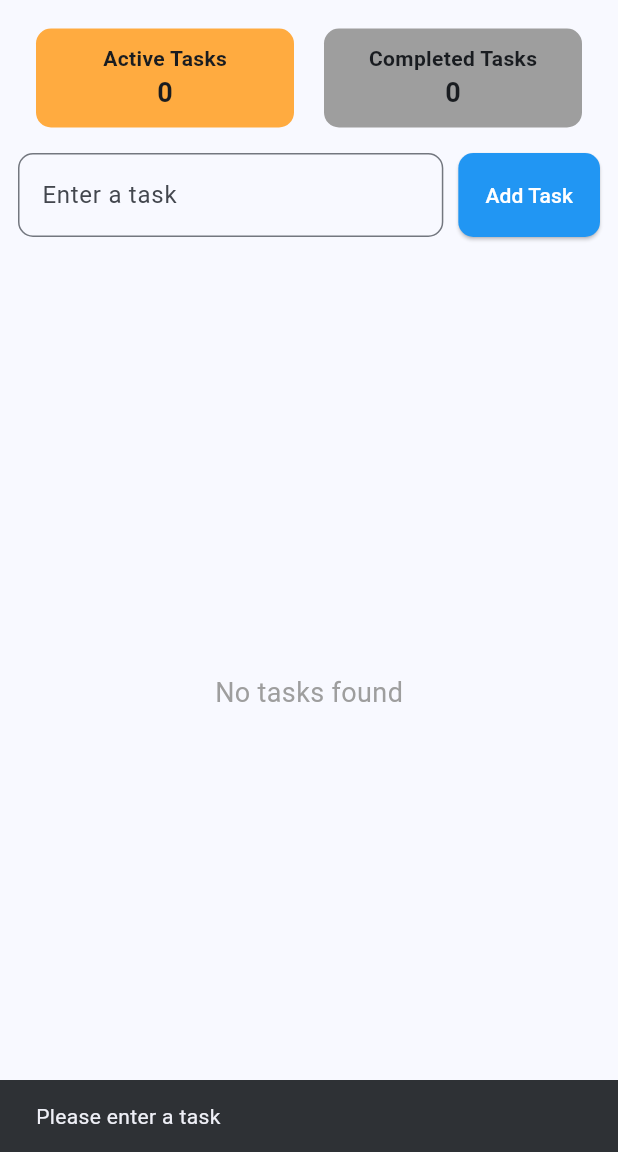
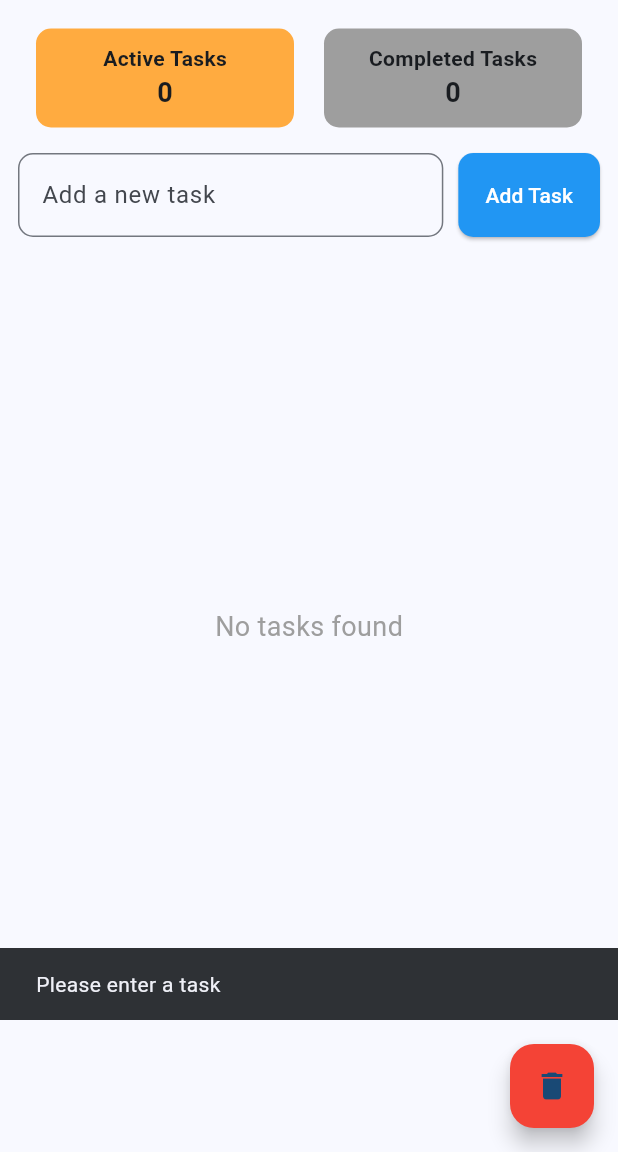
Before and after one commit to IshraqSikder/ToDo, a Flutter app: the screen it shows after launch, after a tap on "Add Task", on a phone screen of 412 x 824 dp, the part 84-1236 px from its top. Run offline on Flutter 3.47's test engine with Material 3 defaults, Android fonts, the phone set to English and light mode, and no system bars; our stand-ins replace device_preview.

Commit message:
structure updated

```diff
--- a/lib/main.dart
+++ b/lib/main.dart
@@ -24,7 +24,7 @@ class MyApp extends StatelessWidget {
         useMaterial3: true,
       ),
       debugShowCheckedModeBanner: false,
-      home: const Home(),
+      home: const HomeScreen(),
     );
   }
 }
--- /dev/null
+++ b/lib/models/task_model.dart
@@ -0,0 +1,9 @@
+class TaskModel {
+  String task;
+  bool isCompleted;
+
+  TaskModel({
+    required this.task,
+    this.isCompleted = false,
+  });
+}
--- a/lib/screens/home.dart
+++ b/lib/screens/home.dart
@@ -1,48 +1,46 @@
 import 'package:flutter/material.dart';
+import 'package:todo/models/task_model.dart';
+import 'package:todo/utils/snackbar_helper.dart';
+import 'package:todo/widgets/status_card.dart';
 
-class Home extends StatefulWidget {
-  const Home({super.key});
+class HomeScreen extends StatefulWidget {
+  const HomeScreen({super.key});
 
   @override
-  State<Home> createState() => _HomeState();
+  State<HomeScreen> createState() => _HomeScreenState();
 }
 
-class _HomeState extends State<Home> {
+class _HomeScreenState extends State<HomeScreen> {
   TextEditingController taskController = TextEditingController();
+  int? editIndex;
+  TextEditingController editController = TextEditingController();
 
-  final List<Map<String, dynamic>> _tasksList = [];
+  final List<TaskModel> _tasksList = [];
 
   int get _activeTasksCount =>
-      _tasksList.where((task) => !task['isCompleted']).length;
+      _tasksList.where((task) => !task.isCompleted).length;
   int get _completedTasksCount =>
-      _tasksList.where((task) => task['isCompleted']).length;
+      _tasksList.where((task) => task.isCompleted).length;
 
   bool showActiveTasks = true;
+
+  FocusNode editFocusNode = FocusNode();
 
   void _addTask() {
     if (taskController.text.trim().isNotEmpty) {
       setState(
         () {
-          _tasksList.add({
-            'task': taskController.text.trim(),
-            'isCompleted': false,
-          });
+          _tasksList.add(
+            TaskModel(
+              task: taskController.text.trim(),
+            ),
+          );
         },
       );
-      ScaffoldMessenger.of(context).showSnackBar(
-        SnackBar(
-          content: Text('"${taskController.text}" is added'),
-          duration: const Duration(milliseconds: 800),
-        ),
-      );
+      showSnackBar(context, '${taskController.text.trim()} is added');
       taskController.clear();
     } else {
-      ScaffoldMessenger.of(context).showSnackBar(
-        const SnackBar(
-          content: Text('Please enter a task'),
-          duration: Duration(milliseconds: 800),
-        ),
-      );
+      showSnackBar(context, 'Please enter a task');
     }
   }
 
@@ -51,19 +49,15 @@ class _HomeState extends State<Home> {
     setState(() {
       _tasksList.removeAt(index);
     });
-    ScaffoldMessenger.of(context).showSnackBar(
-      SnackBar(
-        content: Text('"${deletedTask['task']}" is deleted'),
-        duration: const Duration(milliseconds: 800),
-      ),
-    );
+    showSnackBar(context, '"${deletedTask.task}" is deleted');
   }
 
   @override
   Widget build(BuildContext context) {
-    final List<Map<String, dynamic>> filteredTasksList = _tasksList
-        .where((task) => task['isCompleted'] != showActiveTasks)
+    final List<TaskModel> filteredTasksList = _tasksList
+        .where((task) => task.isCompleted != showActiveTasks)
         .toList();
+
     return Scaffold(
       appBar: AppBar(
         title: const Text('Todo'),
@@ -82,80 +76,29 @@ class _HomeState extends State<Home> {
                 child: Row(
                   mainAxisAlignment: MainAxisAlignment.spaceBetween,
                   children: [
-                    Expanded(
-                      child: InkWell(
+                    StatusCard(
+                      title: 'Active Tasks',
+                      count: _activeTasksCount,
+                      isActive: showActiveTasks,
                       onTap: () {
                         setState(() {
                           showActiveTasks = true;
                         });
                       },
-                        child: Container(
-                          width: double.infinity,
-                          padding: const EdgeInsets.all(10),
-                          decoration: BoxDecoration(
-                            color: showActiveTasks
-                                ? Colors.orangeAccent
-                                : Colors.grey,
-                            borderRadius: BorderRadius.circular(10.0),
-                          ),
-                          child: Column(
-                            children: [
-                              const Text(
-                                'Active Tasks',
-                                style: TextStyle(
-                                  fontSize: 14,
-                                  fontWeight: FontWeight.bold,
-                                ),
-                              ),
-                              Text(
-                                '$_activeTasksCount',
-                                style: const TextStyle(
-                                  fontSize: 18,
-                                  fontWeight: FontWeight.bold,
-                                ),
-                              ),
-                            ],
-                          ),
-                        ),
-                      ),
+                      color: Colors.orangeAccent,
                     ),
                     const SizedBox(width: 20),
-                    Expanded(
-                      child: InkWell(
+                    StatusCard(
+                      title: 'Completed Tasks',
+                      count: _completedTasksCount,
+                      isActive: !showActiveTasks,
                       onTap: () {
                         setState(() {
                           showActiveTasks = false;
                         });
                       },
-                        child: Container(
-                          width: double.infinity,
-                          padding: const EdgeInsets.all(10),
-                          decoration: BoxDecoration(
-                            color:
-                                !showActiveTasks ? Colors.green : Colors.grey,
-                            borderRadius: BorderRadius.circular(10.0),
+                      color: Colors.green,
                     ),
-                          child: Column(
-                            children: [
-                              const Text(
-                                'Completed Tasks',
-                                style: TextStyle(
-                                  fontSize: 14,
-                                  fontWeight: FontWeight.bold,
-                                ),
-                              ),
-                              Text(
-                                '$_completedTasksCount',
-                                style: const TextStyle(
-                                  fontSize: 18,
-                                  fontWeight: FontWeight.bold,
-                                ),
-                              ),
-                            ],
-                          ),
-                        ),
-                      ),
-                    )
                   ],
                 ),
               ),
@@ -166,7 +109,7 @@ class _HomeState extends State<Home> {
                     child: TextField(
                       controller: taskController,
                       decoration: const InputDecoration(
-                        labelText: 'Enter a task',
+                        labelText: 'Add a new task',
                         border: OutlineInputBorder(
                           borderRadius: BorderRadius.all(
                             Radius.circular(10.0),
@@ -193,8 +136,14 @@ class _HomeState extends State<Home> {
               ),
               const SizedBox(height: 10),
               Expanded(
-                child: filteredTasksList.isNotEmpty
-                    ? ListView.builder(
+                child: filteredTasksList.isEmpty
+                    ? const Center(
+                        child: Text(
+                          'No tasks found',
+                          style: TextStyle(fontSize: 18, color: Colors.grey),
+                        ),
+                      )
+                    : ListView.builder(
                         itemCount: filteredTasksList.length,
                         itemBuilder: (BuildContext context, int index) {
                           return Dismissible(
@@ -267,40 +216,101 @@ class _HomeState extends State<Home> {
                               final taskIndex = _tasksList.indexOf(task);
                               if (direction == DismissDirection.startToEnd) {
                                 setState(() {
-                                  // _tasksList[taskIndex]['isCompleted'] = true;
-                                  _tasksList[taskIndex]['isCompleted'] =
-                                      !_tasksList[taskIndex]['isCompleted'];
+                                  _tasksList[taskIndex]
+                                      .isCompleted = !_tasksList[
+                                          taskIndex]
+                                      .isCompleted; //toggle completion status
                                 });
-                                ScaffoldMessenger.of(context).showSnackBar(
-                                  SnackBar(
-                                    content: Text(
-                                        '"${_tasksList[taskIndex]['task']}" is completed'),
-                                    duration: const Duration(milliseconds: 800),
-                                  ),
-                                );
+
+                                showSnackBar(context,
+                                    '"${_tasksList[taskIndex].task}" is completed');
                               } else {
                                 _deleteTask(taskIndex);
                               }
                             },
                             child: Card(
                               child: ListTile(
-                                title: Text(filteredTasksList[index]['task']),
+                                title: editIndex == index
+                                    ? TextField(
+                                        controller: editController,
+                                        autofocus: true,
+                                        focusNode: editFocusNode,
+                                        key: ValueKey(editIndex),
+                                        decoration: const InputDecoration(
+                                          border: InputBorder.none,
+                                          isDense: true,
+                                          contentPadding: EdgeInsets.zero,
+                                        ),
+                                        onSubmitted: (newValue) {
+                                          setState(() {
+                                            final taskIndex =
+                                                _tasksList.indexOf(
+                                                    filteredTasksList[index]);
+                                            _tasksList[taskIndex].task =
+                                                newValue;
+                                            editIndex = null;
+                                          });
+                                        },
+                                      )
+                                    : Text(filteredTasksList[index].task),
+                                trailing: IconButton(
+                                  onPressed: () {
+                                    setState(() {
+                                      if (editIndex == index) {
+                                        final taskIndex = _tasksList
+                                            .indexOf(filteredTasksList[index]);
+                                        _tasksList[taskIndex].task =
+                                            editController.text;
+                                        editIndex = null;
+                                        // Ensure TextField gets unfocused after completing rebuild
+                                        // editFocusNode.unfocus();
+                                      } else {
+                                        editIndex = index;
+                                        editController.text =
+                                            filteredTasksList[index].task;
+                                      }
+                                    });
+                                    // Ensure TextField gets focus after rebuild
+                                    Future.delayed(Duration(milliseconds: 50),
+                                        () {
+                                      editFocusNode.requestFocus();
+                                    });
+                                  },
+                                  icon: Icon(
+                                    editIndex == index
+                                        ? Icons.check
+                                        : Icons.edit,
+                                    color: Colors.grey,
+                                  ),
+                                ),
                               ),
                             ),
                           );
                         },
-                      )
-                    : const Center(
-                        child: Text(
-                          'No tasks found',
-                          style: TextStyle(fontSize: 18, color: Colors.grey),
-                        ),
                       ),
               ),
             ],
           ),
         ),
       ),
+      bottomNavigationBar: Padding(
+        padding: const EdgeInsets.only(top: 16.0, bottom: 16.0, right: 16.0),
+        child: Row(
+          mainAxisAlignment: MainAxisAlignment.end,
+          children: [
+            FloatingActionButton(
+              onPressed: () {
+                setState(() {
+                  _tasksList.clear();
+                });
+                showSnackBar(context, 'All tasks are deleted');
+              },
+              backgroundColor: Colors.red,
+              child: const Icon(Icons.delete),
+            ),
+          ],
+        ),
+      ),
     );
   }
 }
--- /dev/null
+++ b/lib/utils/snackbar_helper.dart
@@ -0,0 +1,10 @@
+import 'package:flutter/material.dart';
+
+void showSnackBar(BuildContext context, String message) {
+  ScaffoldMessenger.of(context).showSnackBar(
+    SnackBar(
+      content: Text(message),
+      duration: const Duration(milliseconds: 800),
+    ),
+  );
+}
--- /dev/null
+++ b/lib/widgets/status_card.dart
@@ -0,0 +1,41 @@
+import 'package:flutter/material.dart';
+
+Widget StatusCard({
+  required String title,
+  required int count,
+  required bool isActive,
+  required VoidCallback onTap,
+  required Color color,
+}) {
+  return Expanded(
+    child: InkWell(
+      onTap: onTap,
+      child: Container(
+        width: double.infinity,
+        padding: const EdgeInsets.all(10),
+        decoration: BoxDecoration(
+          color: isActive ? color : Colors.grey,
+          borderRadius: BorderRadius.circular(10.0),
+        ),
+        child: Column(
+          children: [
+            Text(
+              title,
+              style: const TextStyle(
+                fontSize: 14,
+                fontWeight: FontWeight.bold,
+              ),
+            ),
+            Text(
+              '$count',
+              style: const TextStyle(
+                fontSize: 18,
+                fontWeight: FontWeight.bold,
+              ),
+            ),
+          ],
+        ),
+      ),
+    ),
+  );
+}
```
Also changed, not shown: pubspec.yaml (+0 -7 lines), pubspec.lock. Lines whose indentation alone changed are shown as unchanged.
